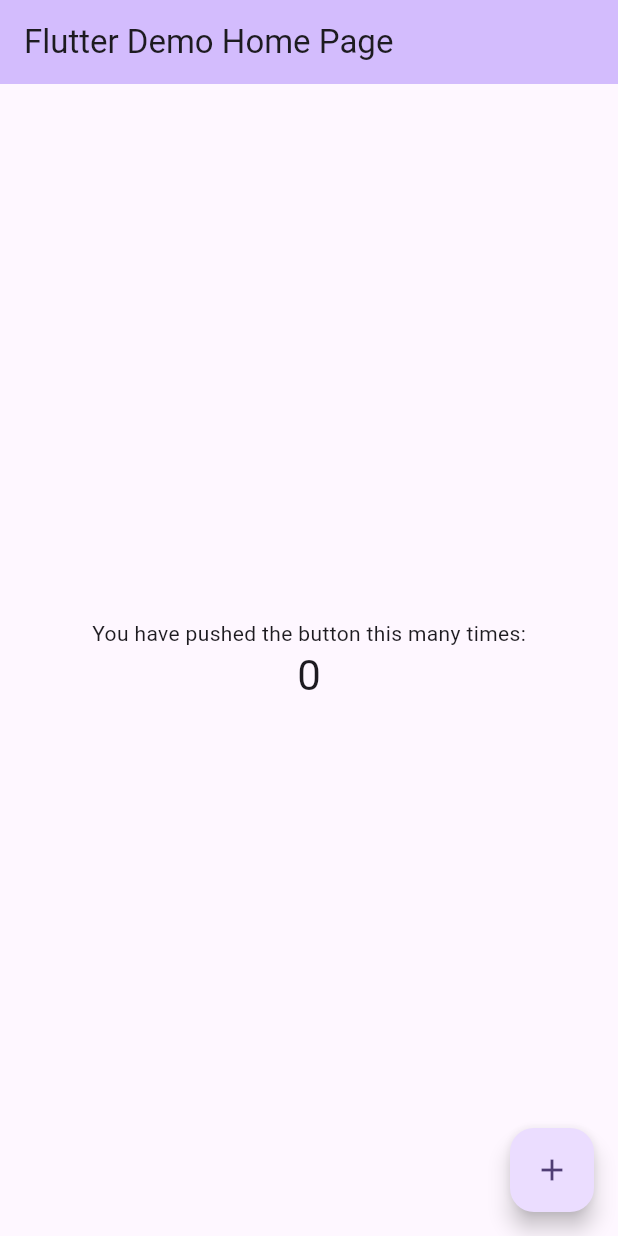
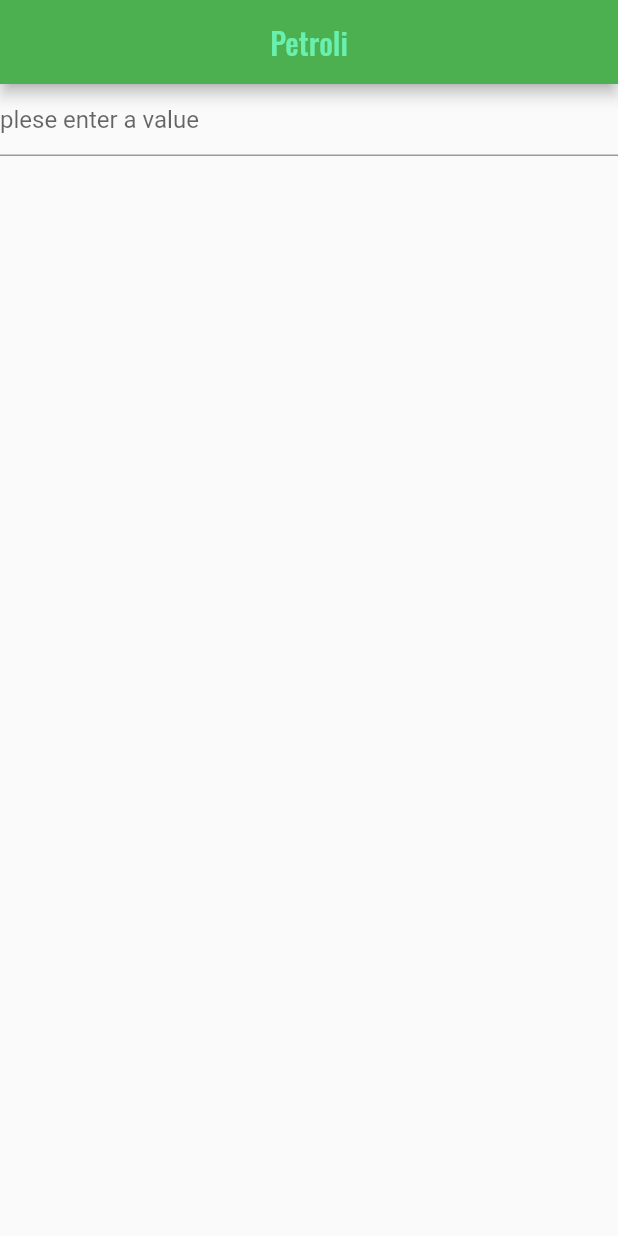
Before and after one commit to birmehto/petroli, a Flutter app: the screen it shows after launch, on a phone screen of 412 x 824 dp. Run offline on Flutter 3.47's test engine with Material 2 defaults, Android fonts, the phone set to English and light mode, and no system bars.

Commit message:
adding font

```diff
--- a/lib/main.dart
+++ b/lib/main.dart
@@ -1,125 +1,34 @@
 import 'package:flutter/material.dart';
+// import 'package:google_fonts/google_fonts.dart';
 
 void main() {
-  runApp(const MyApp());
+  runApp(const Petroli());
 }
 
-class MyApp extends StatelessWidget {
-  const MyApp({super.key});
+class Petroli extends StatelessWidget {
+  const Petroli({super.key});
 
-  // This widget is the root of your application.
   @override
   Widget build(BuildContext context) {
     return MaterialApp(
-      title: 'Flutter Demo',
-      theme: ThemeData(
-        // This is the theme of your application.
-        //
-        // TRY THIS: Try running your application with "flutter run". You'll see
-        // the application has a blue toolbar. Then, without quitting the app,
-        // try changing the seedColor in the colorScheme below to Colors.green
-        // and then invoke "hot reload" (save your changes or press the "hot
-        // reload" button in a Flutter-supported IDE, or press "r" if you used
-        // the command line to start the app).
-        //
-        // Notice that the counter didn't reset back to zero; the application
-        // state is not lost during the reload. To reset the state, use hot
-        // restart instead.
-        //
-        // This works for code too, not just values: Most code changes can be
-        // tested with just a hot reload.
-        colorScheme: ColorScheme.fromSeed(seedColor: Colors.deepPurple),
-        useMaterial3: true,
+      home: Scaffold(
+        appBar: AppBar(
+          backgroundColor: Colors.green,
+          title: const Center(
+            child: Text(
+              'Petroli',
+              style: TextStyle(color: Colors.greenAccent, fontFamily: 'Oswald'),
+            ),
+          ),
+        ),
+        body: const Column(children: [
+          TextField(
+            decoration: InputDecoration(
+              hintText: 'plese enter a value',
+            ),
+          )
+        ]),
       ),
-      home: const MyHomePage(title: 'Flutter Demo Home Page'),
     );
   }
 }
-
-class MyHomePage extends StatefulWidget {
-  const MyHomePage({super.key, required this.title});
-
-  // This widget is the home page of your application. It is stateful, meaning
-  // that it has a State object (defined below) that contains fields that affect
-  // how it looks.
-
-  // This class is the configuration for the state. It holds the values (in this
-  // case the title) provided by the parent (in this case the App widget) and
-  // used by the build method of the State. Fields in a Widget subclass are
-  // always marked "final".
-
-  final String title;
-
-  @override
-  State<MyHomePage> createState() => _MyHomePageState();
-}
-
-class _MyHomePageState extends State<MyHomePage> {
-  int _counter = 0;
-
-  void _incrementCounter() {
-    setState(() {
-      // This call to setState tells the Flutter framework that something has
-      // changed in this State, which causes it to rerun the build method below
-      // so that the display can reflect the updated values. If we changed
-      // _counter without calling setState(), then the build method would not be
-      // called again, and so nothing would appear to happen.
-      _counter++;
-    });
-  }
-
-  @override
-  Widget build(BuildContext context) {
-    // This method is rerun every time setState is called, for instance as done
-    // by the _incrementCounter method above.
-    //
-    // The Flutter framework has been optimized to make rerunning build methods
-    // fast, so that you can just rebuild anything that needs updating rather
-    // than having to individually change instances of widgets.
-    return Scaffold(
-      appBar: AppBar(
-        // TRY THIS: Try changing the color here to a specific color (to
-        // Colors.amber, perhaps?) and trigger a hot reload to see the AppBar
-        // change color while the other colors stay the same.
-        backgroundColor: Theme.of(context).colorScheme.inversePrimary,
-        // Here we take the value from the MyHomePage object that was created by
-        // the App.build method, and use it to set our appbar title.
-        title: Text(widget.title),
-      ),
-      body: Center(
-        // Center is a layout widget. It takes a single child and positions it
-        // in the middle of the parent.
-        child: Column(
-          // Column is also a layout widget. It takes a list of children and
-          // arranges them vertically. By default, it sizes itself to fit its
-          // children horizontally, and tries to be as tall as its parent.
-          //
-          // Column has various properties to control how it sizes itself and
-          // how it positions its children. Here we use mainAxisAlignment to
-          // center the children vertically; the main axis here is the vertical
-          // axis because Columns are vertical (the cross axis would be
-          // horizontal).
-          //
-          // TRY THIS: Invoke "debug painting" (choose the "Toggle Debug Paint"
-          // action in the IDE, or press "p" in the console), to see the
-          // wireframe for each widget.
-          mainAxisAlignment: MainAxisAlignment.center,
-          children: <Widget>[
-            const Text(
-              'You have pushed the button this many times:',
-            ),
-            Text(
-              '$_counter',
-              style: Theme.of(context).textTheme.headlineMedium,
-            ),
-          ],
-        ),
-      ),
-      floatingActionButton: FloatingActionButton(
-        onPressed: _incrementCounter,
-        tooltip: 'Increment',
-        child: const Icon(Icons.add),
-      ), // This trailing comma makes auto-formatting nicer for build methods.
-    );
-  }
-}
```
Also changed, not shown: pubspec.yaml (+9 -6 lines), assets/fonts/Oswald-Bold.ttf (added), assets/fonts/Oswald-Medium.ttf (added), assets/fonts/Oswald-Regular.ttf (added), assets/fonts/Oswald-SemiBold.ttf (added), pubspec.lock, 1 other file.
